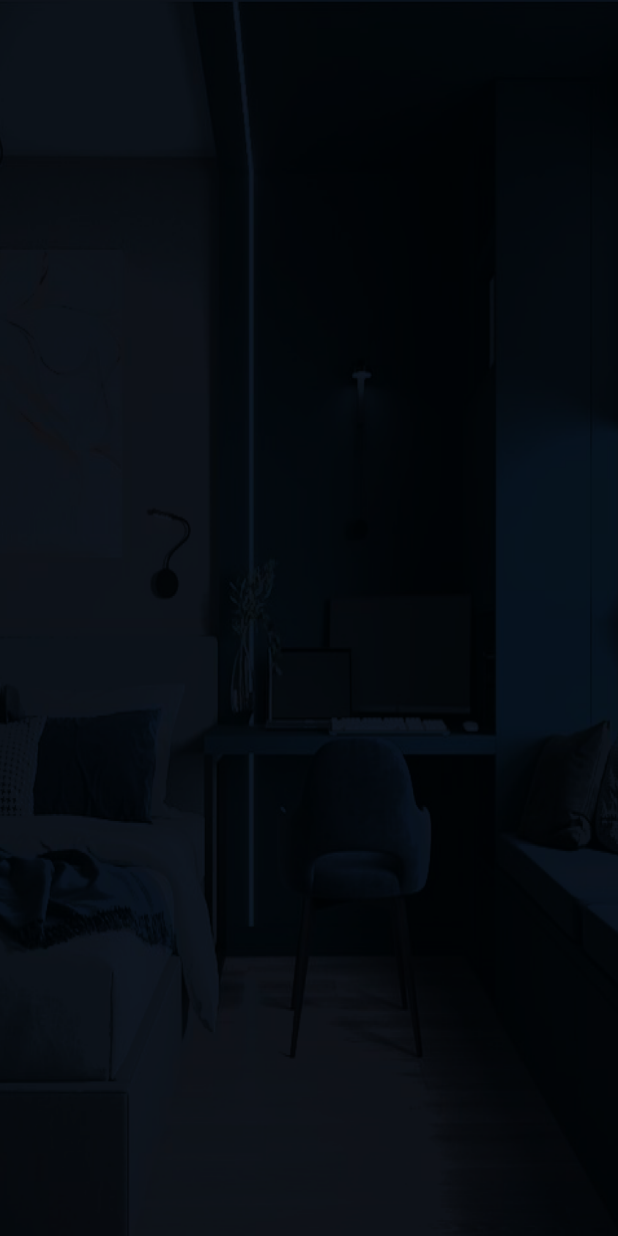
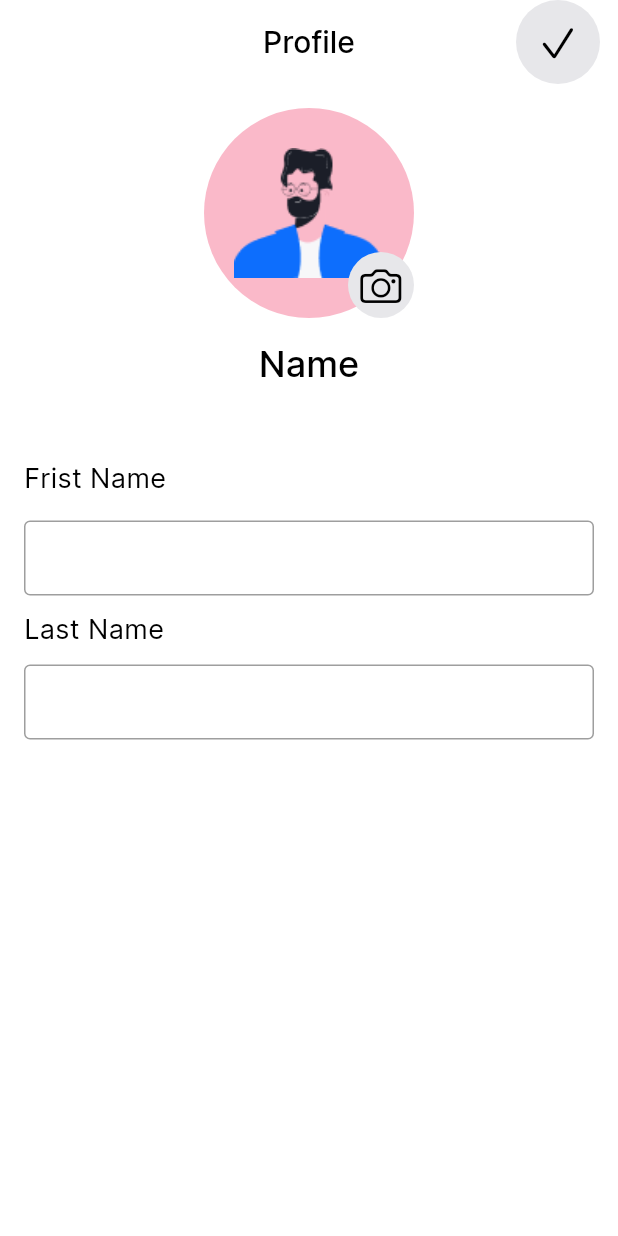
Before and after one commit to raedibrahim-2002/final_project, a Flutter app: the first screen one second after launch, on a phone screen of 412 x 824 dp. Run offline on Flutter 3.47's test engine with Material 3 defaults, Android fonts, the phone set to English and light mode, and no system bars; our stand-ins replace curved_navigation_bar, get, introduction_screen, shared_preferences.

Commit message:
add ui profile and edit profile  screen

```diff
--- a/lib/core/utils/colors.dart
+++ b/lib/core/utils/colors.dart
@@ -6,6 +6,7 @@ class BaseColors {
   static const whiteColor = Colors.white;
   static const switchActiveTrackColor = Color(0xff929A9D);
   static const subTitle = Color(0xff0D142C);
+  static const subTitle2 = Color(0xff1B1E28);
   static const greyLight = Color(0xffE7E7EA);
   static const pinkLight = Color(0xffFAB9C9);
   static const red = Colors.red;
--- /dev/null
+++ b/lib/features/profile/presentation/views/edit_profile.dart
@@ -0,0 +1,87 @@
+import 'package:flutter/cupertino.dart';
+import 'package:flutter/material.dart';
+import 'package:flutter/widgets.dart';
+import 'package:flutter_final_graduation_project/core/utils/assets.dart';
+import 'package:flutter_final_graduation_project/core/utils/colors.dart';
+import 'package:flutter_final_graduation_project/core/utils/styles.dart';
+import 'package:flutter_final_graduation_project/features/profile/presentation/views/widgets/custom_circleAvatar.dart';
+import 'package:flutter_final_graduation_project/features/profile/presentation/views/widgets/custom_text_form_field.dart';
+
+class EditProfileView extends StatelessWidget {
+  const EditProfileView({super.key});
+
+  @override
+  Widget build(BuildContext context) {
+    return Scaffold(
+      appBar: AppBar(
+        elevation: 0.0,
+        centerTitle: true,
+        title: Text(
+          AppString.profile,
+          style: Theme.of(context).textTheme.displayMedium,
+        ),
+        leadingWidth: 48,
+        actions: [
+          CircleAvatar(
+            radius: 40,
+            backgroundColor: BaseColors.greyLight,
+            child: Icon(
+              CupertinoIcons.check_mark,
+              color: BaseColors.blackColor,
+            ),
+          )
+        ],
+      ),
+      body: SingleChildScrollView(
+        child: Padding(
+          padding: const EdgeInsets.all(16.0),
+          child: Column(
+            mainAxisAlignment: MainAxisAlignment.start,
+            children: [
+              CustomCircleAvatar(
+                image: AssetsData.profile,
+              ),
+              const SizedBox(
+                height: 16,
+              ),
+              Align(
+                alignment: Alignment.center,
+                child: Text("Name",
+                    style: Theme.of(context)
+                        .textTheme
+                        .displayMedium!
+                        .copyWith(fontSize: 24, fontWeight: FontWeight.w500)),
+              ),
+              const SizedBox(
+                height: 50,
+              ),
+              Align(
+                alignment: Alignment.topLeft,
+                child: Text('Frist Name',
+                    style: getRegularTextStyleInter(
+                        fontSize: 18, color: BaseColors.blackColor)),
+              ),
+              const SizedBox(
+                height: 15,
+              ),
+              CustomTextFormField(),
+              const SizedBox(
+                height: 10,
+              ),
+              Align(
+                alignment: Alignment.topLeft,
+                child: Text('Last Name',
+                    style: getRegularTextStyleInter(
+                        fontSize: 18, color: BaseColors.blackColor)),
+              ),
+              const SizedBox(
+                height: 10,
+              ),
+              CustomTextFormField(),
+            ],
+          ),
+        ),
+      ),
+    );
+  }
+}
--- /dev/null
+++ b/lib/features/profile/presentation/views/widgets/custom_circleAvatar.dart
@@ -0,0 +1,40 @@
+import 'package:flutter/cupertino.dart';
+import 'package:flutter/material.dart';
+import 'package:flutter_final_graduation_project/core/utils/colors.dart';
+
+class CustomCircleAvatar extends StatelessWidget {
+  final String image;
+  const CustomCircleAvatar({
+    super.key,
+    required this.image,
+  });
+
+  @override
+  Widget build(BuildContext context) {
+    return Align(
+      alignment: Alignment.center,
+      child: Stack(
+        alignment: Alignment.bottomRight,
+        children: [
+          CircleAvatar(
+            radius: 70,
+            backgroundColor: BaseColors.pinkLight,
+            child: Image.asset(
+              image,
+              fit: BoxFit.fill,
+              width: 100,
+            ),
+          ),
+          CircleAvatar(
+            backgroundColor: BaseColors.greyLight,
+            radius: 22,
+            child: Icon(
+              CupertinoIcons.photo_camera,
+              color: BaseColors.blackColor,
+            ),
+          ),
+        ],
+      ),
+    );
+  }
+}
--- /dev/null
+++ b/lib/features/profile/presentation/views/widgets/custom_text_form_field.dart
@@ -0,0 +1,41 @@
+import 'package:flutter/material.dart';
+import 'package:flutter_final_graduation_project/core/utils/colors.dart';
+
+class CustomTextFormField extends StatelessWidget {
+  const CustomTextFormField({
+    super.key,
+  });
+
+  @override
+  Widget build(BuildContext context) {
+    return SizedBox(
+      height: 50,
+      width: double.infinity,
+      child: TextFormField(
+        keyboardType: TextInputType.emailAddress,
+        decoration: InputDecoration(
+          disabledBorder: OutlineInputBorder(
+            borderSide: const BorderSide(
+              color: BaseColors.grey,
+            ),
+          ),
+          focusedBorder: OutlineInputBorder(
+            borderSide: const BorderSide(
+              color: BaseColors.grey,
+            ),
+          ),
+          enabledBorder: OutlineInputBorder(
+            borderSide: const BorderSide(
+              color: BaseColors.grey,
+            ),
+          ),
+          border: OutlineInputBorder(
+            borderSide: const BorderSide(
+              color: BaseColors.grey,
+            ),
+          ),
+        ),
+      ),
+    );
+  }
+}
--- a/lib/main.dart
+++ b/lib/main.dart
@@ -5,6 +5,7 @@ import 'package:flutter_final_graduation_project/features/categories/presentatio
 import 'package:flutter_final_graduation_project/features/favorite/presentation/view/favorite_view.dart';
 import 'package:flutter_final_graduation_project/features/filter/presentation/views/fiter_view.dart';
 import 'package:flutter_final_graduation_project/features/home/presentation/views/home_view.dart';
+import 'package:flutter_final_graduation_project/features/profile/presentation/views/edit_profile.dart';
 import 'package:flutter_final_graduation_project/features/profile/presentation/views/profile_view.dart';
 import 'package:flutter_final_graduation_project/features/setting/views/settings_screen.dart';
 import 'package:flutter_final_graduation_project/features/splash/presentation/view/splash_view.dart';
@@ -20,7 +21,7 @@ class MyApp extends StatelessWidget {
     return GetMaterialApp(
       debugShowCheckedModeBanner: false,
       theme: getAppTheme(),
-      home: SplashView(),
+      home: EditProfileView(),
     );
   }
 }
```
Also changed, not shown: lib/features/profile/presentation/views/profile_view.dart (+39 -28 lines), lib/features/profile/presentation/views/widgets/decoread_item_profile.dart (added, +40 -0 lines).
